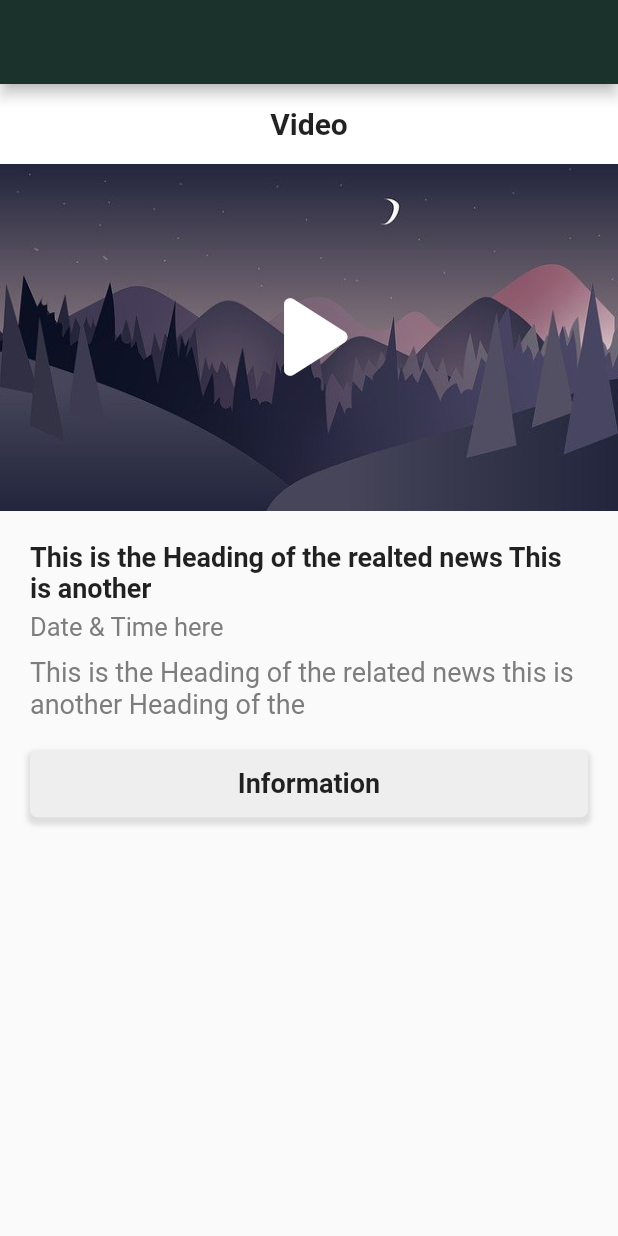
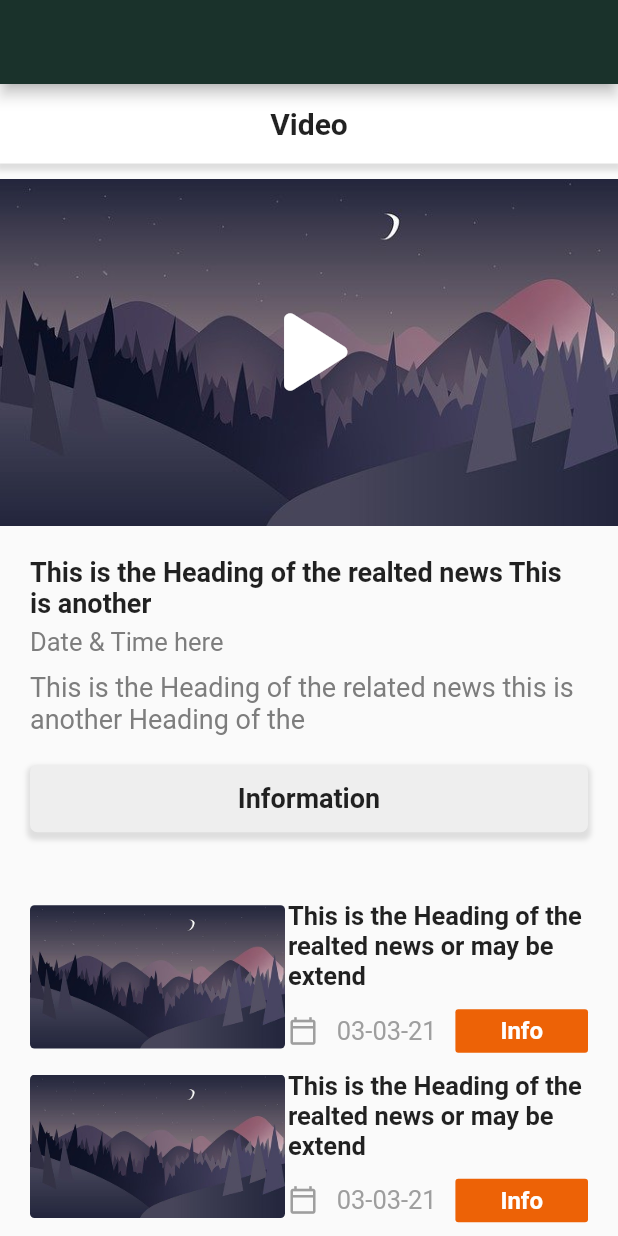
Before and after one commit to Ujjwal-here/Intern-HummingSparrow, a Flutter app: the screen it shows after launch, on a phone screen of 412 x 824 dp. Run offline on Flutter 3.47's test engine with Material 2 defaults, Android fonts, the phone set to English and light mode, and no system bars.

Commit message:
Video List added

```diff
--- a/lib/screens/video.dart
+++ b/lib/screens/video.dart
@@ -1,4 +1,5 @@
 import 'package:flutter/material.dart';
+import 'package:task/widgets/list.dart';
 
 class Video extends StatelessWidget {
   @override
@@ -10,15 +11,27 @@ class Video extends StatelessWidget {
       body: ListView(
         children: [
           Container(
-            color: Colors.white,
             padding: const EdgeInsets.all(15),
             alignment: Alignment.center,
+            decoration: BoxDecoration(
+              color: Colors.white,
+              boxShadow: [
+                BoxShadow(
+                  color: Colors.grey.withOpacity(0.3),
+                  spreadRadius: 2,
+                  blurRadius: 2,
+                  offset: Offset(0, 3), // changes position of shadow
+                ),
+              ],
+            ),
             child: Text(
               "Video",
               style: TextStyle(fontSize: 20, fontWeight: FontWeight.bold),
             ),
           ),
-          Stack(
+          Container(
+            margin: const EdgeInsets.only(top: 10),
+            child: Stack(
               alignment: Alignment.center,
               children: [
                 Image(image: AssetImage("assets/forest.jpg")),
@@ -28,6 +41,7 @@ class Video extends StatelessWidget {
                   size: 100,
                 )
               ],
+            ),
           ),
           Container(
             padding: EdgeInsets.all(20),
@@ -79,8 +93,13 @@ class Video extends StatelessWidget {
             ),
           ),
           Container(
-            child: Row(
-              children: [],
+            padding: const EdgeInsets.all(20),
+            child: Column(
+              children: [
+                ListVid(),
+                ListVid(),
+                ListVid(),
+              ],
             ),
           )
         ],
--- /dev/null
+++ b/lib/widgets/list.dart
@@ -0,0 +1,62 @@
+import 'package:flutter/material.dart';
+
+class ListVid extends StatelessWidget {
+  @override
+  Widget build(BuildContext context) {
+    return Container(
+      margin: EdgeInsets.symmetric(vertical: 6),
+      child: Row(
+        mainAxisAlignment: MainAxisAlignment.spaceBetween,
+        children: [
+          ClipRRect(
+              borderRadius: BorderRadius.circular(3),
+              child: Image(width: 170, image: AssetImage("assets/forest.jpg"))),
+          Column(
+            children: [
+              Container(
+                constraints: BoxConstraints(maxWidth: 200),
+                child: Text(
+                  "This is the Heading of the realted news or may be extend",
+                  style: TextStyle(fontSize: 17, fontWeight: FontWeight.bold),
+                ),
+              ),
+              Container(
+                margin: EdgeInsets.only(top: 12),
+                constraints: BoxConstraints(maxWidth: 200),
+                child: Row(
+                  mainAxisAlignment: MainAxisAlignment.spaceBetween,
+                  children: [
+                    Icon(
+                      Icons.calendar_today_outlined,
+                      color: Colors.grey,
+                      size: 20,
+                    ),
+                    Text(
+                      "03-03-21",
+                      style: TextStyle(fontSize: 17, color: Colors.grey),
+                    ),
+                    Container(
+                      padding:
+                          EdgeInsets.symmetric(vertical: 5, horizontal: 30),
+                      decoration: BoxDecoration(
+                        borderRadius: BorderRadius.circular(2),
+                        color: Color.fromRGBO(237, 98, 6, 1),
+                      ),
+                      child: Text(
+                        "Info",
+                        style: TextStyle(
+                            fontSize: 16,
+                            color: Colors.white,
+                            fontWeight: FontWeight.bold),
+                      ),
+                    ),
+                  ],
+                ),
+              )
+            ],
+          )
+        ],
+      ),
+    );
+  }
+}
```
Lines whose indentation alone changed are shown as unchanged.
